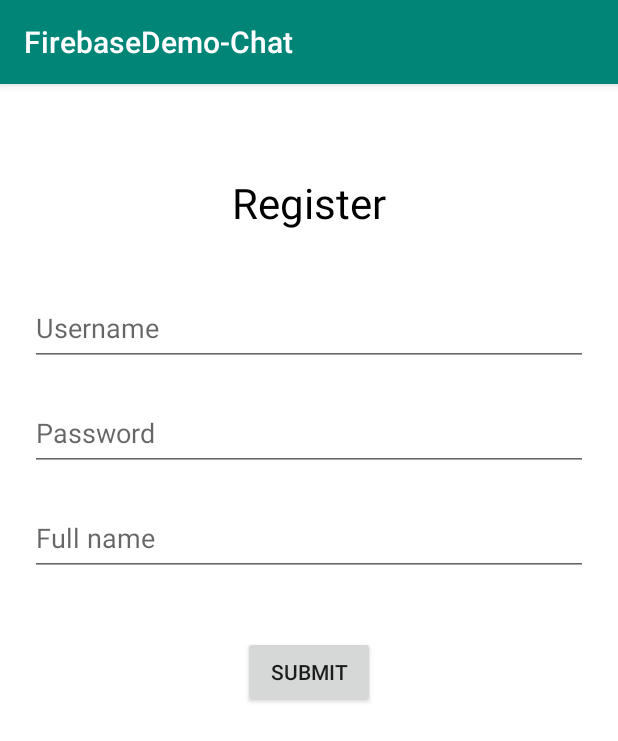
After one commit to pvnhat/FirebaseDemo, an Android app: the fragment RegisterFragment placed in its activity, on a phone screen of 412 x 824 dp. The commit adds this screen. Shown: the top 741 px of the screen. Run offline under Robolectric (Android 15) with nearby library versions, the phone set to English and light mode, and no system bars; our stand-ins replace Firebase (no records; nobody signed in at launch, a user with empty details on screens opened directly); libraries missing offline, so code that uses them is left out: com.facebook, com.facebook.login, com.firebase.ui; 3 statements that could not run were skipped.

Commit message:
Research Firebase Authentication

```diff
--- /dev/null
+++ b/app/src/main/java/com/vannhat/firebasedemo_chat/login/BaseLoginFragment.kt
@@ -0,0 +1,8 @@
+package com.vannhat.firebasedemo_chat.login
+
+import androidx.fragment.app.Fragment
+
+
+open class BaseLoginFragment : Fragment() {
+    fun getLogActivity() = requireActivity() as LoginRegisterActivity
+}
--- /dev/null
+++ b/app/src/main/java/com/vannhat/firebasedemo_chat/login/LoginFragment.kt
@@ -0,0 +1,194 @@
+package com.vannhat.firebasedemo_chat.login
+
+import android.app.Activity
+import android.content.Intent
+import android.os.Bundle
+import android.view.LayoutInflater
+import android.view.View
+import android.view.ViewGroup
+import com.facebook.AccessToken
+import com.facebook.CallbackManager
+import com.facebook.FacebookCallback
+import com.facebook.FacebookException
+import com.facebook.login.LoginResult
+import com.google.android.gms.auth.api.Auth
+import com.google.android.gms.auth.api.signin.GoogleSignIn
+import com.google.android.gms.auth.api.signin.GoogleSignInAccount
+import com.google.android.gms.auth.api.signin.GoogleSignInOptions
+import com.google.android.gms.common.api.ApiException
+import com.google.android.gms.common.api.GoogleApiClient
+import com.google.firebase.auth.FacebookAuthProvider
+import com.google.firebase.auth.GoogleAuthProvider
+import com.vannhat.firebasedemo_chat.MainActivity
+import com.vannhat.firebasedemo_chat.R
+import com.vannhat.firebasedemo_chat.createLog
+import com.vannhat.firebasedemo_chat.createToast
+import kotlinx.android.synthetic.main.fragment_login.*
+
+
+class LoginFragment : BaseLoginFragment() {
+
+    private var googleSignInClient: GoogleApiClient? = null
+    private var callbackManager = CallbackManager.Factory.create()
+
+    override fun onCreateView(
+        inflater: LayoutInflater, container: ViewGroup?,
+        savedInstanceState: Bundle?
+    ): View? {
+        return inflater.inflate(R.layout.fragment_login, container, false)
+    }
+
+    override fun onViewCreated(view: View, savedInstanceState: Bundle?) {
+        super.onViewCreated(view, savedInstanceState)
+        initGoogleLogIn()
+        initFacebookLogIn()
+        handleEvent()
+        checkLoggedIn()
+    }
+
+    private fun initFacebookLogIn() {
+        btn_facebook_login.setReadPermissions("email", "public_profile")
+        btn_facebook_login.registerCallback(callbackManager,
+            object : FacebookCallback<LoginResult> {
+                override fun onSuccess(result: LoginResult?) {
+                    result?.accessToken?.let { handleFacebookAccessToken(it) }
+                }
+
+                override fun onCancel() {
+                    createLog("Canceled")
+                }
+
+                override fun onError(error: FacebookException?) {
+                    createLog("Fail: " + error?.message)
+                }
+            })
+
+    }
+
+    private fun handleFacebookAccessToken(accessToken: AccessToken) {
+        val credential = FacebookAuthProvider.getCredential(accessToken.token)
+        getLogActivity().auth.signInWithCredential(credential)
+            .addOnCompleteListener { task ->
+                if (task.isSuccessful) {
+                    createToast(requireContext(), "Logged In with Facebook successful !")
+                    val user = getLogActivity().auth.currentUser
+                    startActivity(MainActivity.newInstance(requireContext(),
+                        "user : ${user?.displayName} , ${user?.email}",
+                        user?.photoUrl.toString()))
+                } else {
+                    createLog("Fail: " + task.exception?.message)
+                }
+            }
+    }
+
+    private fun initGoogleLogIn() {
+        val gso = GoogleSignInOptions.Builder(GoogleSignInOptions.DEFAULT_SIGN_IN)
+            .requestIdToken(
+                "946649962472-ukjtca0g373j9t66kd0iqv696ccdgns7.apps.googleusercontent.com")
+            .requestEmail()
+            .build()
+        googleSignInClient = GoogleApiClient.Builder(requireContext())
+            .enableAutoManage(requireActivity()) {
+                createLog("Connection failed !")
+            }
+            .addApi(Auth.GOOGLE_SIGN_IN_API, gso)
+            .build()
+    }
+
+    private fun checkLoggedIn() {
+        if (getLogActivity().auth.currentUser?.email == null)
+            return
+        else
+            startActivity(Intent(requireActivity(), MainActivity::class.java))
+    }
+
+    override fun onActivityResult(requestCode: Int, resultCode: Int, data: Intent?) {
+        super.onActivityResult(requestCode, resultCode, data)
+        if (requestCode == GOOGLE_SIGN_IN_RC && resultCode == Activity.RESULT_OK && data != null) {
+            val task = GoogleSignIn.getSignedInAccountFromIntent(data)
+            try {
+                // Google Sign In was successful, authenticate with Firebase
+                val account = task.getResult(ApiException::class.java)
+                firebaseAuthWithGoogle(account!!)
+            } catch (e: ApiException) {
+                createLog("Fail: " + e.message)
+            }
+        } else {
+            callbackManager.onActivityResult(requestCode, resultCode, data)
+        }
+    }
+
+    private fun firebaseAuthWithGoogle(account: GoogleSignInAccount) {
+
+        val credential = GoogleAuthProvider.getCredential(account.idToken, null)
+        getLogActivity().auth.signInWithCredential(credential)
+            .addOnCompleteListener { task ->
+                if (task.isSuccessful) {
+                    createToast(requireContext(), "Logged In with Google successful !")
+                    startActivity(MainActivity.newInstance(requireContext(),
+                        "user : ${account.displayName} , ${account.email}",
+                        account.photoUrl.toString()))
+                } else {
+                    createLog("Fail: " + task.exception?.message)
+                }
+            }
+    }
+
+    private fun handleEvent() {
+        tv_register.setOnClickListener {
+            (requireActivity() as LoginRegisterActivity).addFragment(
+                requireActivity().supportFragmentManager, RegisterFragment.newInstance(),
+                R.id.fl_container_full, true
+            )
+        }
+
+        btn_login.setOnClickListener {
+            logInSystem()
+        }
+
+        tv_forgot_pass.setOnClickListener {
+            sendPassResetMail()
+        }
+
+        sign_in_gg_button.setOnClickListener {
+            googleSignIn()
+        }
+    }
+
+    private fun googleSignIn() {
+        startActivityForResult(
+            Auth.GoogleSignInApi.getSignInIntent(googleSignInClient),
+            GOOGLE_SIGN_IN_RC
+        )
+    }
+
+    private fun sendPassResetMail() {
+        getLogActivity().auth.sendPasswordResetEmail(edt_username.text.trim().toString())
+            .addOnCompleteListener { task ->
+                if (task.isSuccessful) createToast(requireContext(), "Sent !")
+            }
+    }
+
+    private fun logInSystem() {
+        val username = edt_username.text.trim().toString()
+        val password = edt_password.text.trim().toString()
+        getLogActivity().auth.signInWithEmailAndPassword(username, password)
+            .addOnCompleteListener { task ->
+                if (task.isSuccessful)
+                    startActivity(Intent(getLogActivity(), MainActivity::class.java))
+                else
+                    task.exception?.message?.let { createToast(requireContext(), it) }
+
+                getLogActivity().auth.currentUser?.apply {
+                    createLog("email: $email, $username, $password, $displayName")
+                }
+            }
+
+    }
+
+    companion object {
+        private const val GOOGLE_SIGN_IN_RC = 96
+
+        fun newInstance() = LoginFragment()
+    }
+}
--- a/app/src/main/java/com/vannhat/firebasedemo_chat/login/LoginRegisterActivity.kt
+++ b/app/src/main/java/com/vannhat/firebasedemo_chat/login/LoginRegisterActivity.kt
@@ -1,13 +1,37 @@
 package com.vannhat.firebasedemo_chat.login
 
+import android.os.Bundle
 import androidx.appcompat.app.AppCompatActivity
-import android.os.Bundle
+import androidx.fragment.app.Fragment
+import androidx.fragment.app.FragmentManager
+import com.google.firebase.auth.FirebaseAuth
 import com.vannhat.firebasedemo_chat.R
 
 class LoginRegisterActivity : AppCompatActivity() {
 
+    val auth: FirebaseAuth = FirebaseAuth.getInstance()
+
     override fun onCreate(savedInstanceState: Bundle?) {
         super.onCreate(savedInstanceState)
         setContentView(R.layout.activity_login_register)
+
+        val loginFrag = LoginFragment.newInstance()
+        addFragment(supportFragmentManager, loginFrag, R.id.fl_container_full)
     }
+
+    fun addFragment(fragmentManager: FragmentManager,
+        fragment: Fragment, frameId: Int, addToBackStack: Boolean = false, tag: String? = null,
+        bundle: Bundle? = null, haveAnimation: Boolean = false) {
+        val transaction = fragmentManager.beginTransaction()
+        if (haveAnimation)
+            transaction.setCustomAnimations(R.anim.slide_bottom_up, R.anim.slide_top_down,
+                R.anim.slide_bottom_up, R.anim.slide_top_down)
+        if (fragment.arguments == null) {
+            fragment.arguments = bundle
+        }
+        transaction.add(frameId, fragment, tag)
+        if (addToBackStack) transaction.addToBackStack(null)
+        transaction.commit()
+    }
+
 }
--- /dev/null
+++ b/app/src/main/java/com/vannhat/firebasedemo_chat/login/RegisterFragment.kt
@@ -0,0 +1,59 @@
+package com.vannhat.firebasedemo_chat.login
+
+import android.net.Uri
+import android.os.Bundle
+import android.view.LayoutInflater
+import android.view.View
+import android.view.ViewGroup
+import com.firebase.ui.auth.AuthUI
+import com.google.firebase.auth.UserProfileChangeRequest
+import com.vannhat.firebasedemo_chat.R
+import com.vannhat.firebasedemo_chat.createToast
+import kotlinx.android.synthetic.main.fragment_register.*
+
+
+class RegisterFragment : BaseLoginFragment() {
+    override fun onCreateView(inflater: LayoutInflater, container: ViewGroup?,
+        savedInstanceState: Bundle?): View? {
+        return inflater.inflate(R.layout.fragment_register, container, false)
+    }
+
+    override fun onViewCreated(view: View, savedInstanceState: Bundle?) {
+        super.onViewCreated(view, savedInstanceState)
+        handleEvent()
+    }
+
+    private fun handleEvent() {
+        btn_register.setOnClickListener {
+            register()
+        }
+    }
+
+    private fun register() {
+        val username = edt_username.text.trim().toString()
+        val password = edt_password.text.trim().toString()
+        getLogActivity().auth.createUserWithEmailAndPassword(username, password)
+            .addOnCompleteListener { task ->
+                if (task.isSuccessful) {
+                    createToast(requireContext(), "Registered successful !!!")
+                    updateProfile()
+                } else {
+                    task.exception?.localizedMessage?.let { createToast(requireContext(), it) }
+                }
+                AuthUI.getInstance().signOut(requireContext())
+            }
+    }
+
+    private fun updateProfile() {
+        val profileUpdates = UserProfileChangeRequest.Builder()
+            .setDisplayName("Nhat nhen")
+            .setPhotoUri(Uri.parse(
+                "http://images.phunucuocsong.vn/assets/catalog/2018-10/07/ngan/2018-10-07-1538916657-0.jpg"))
+            .build()
+        getLogActivity().auth.currentUser?.updateProfile(profileUpdates)
+    }
+
+    companion object {
+        fun newInstance() = RegisterFragment()
+    }
+}
--- a/app/src/main/res/layout/activity_login_register.xml
+++ b/app/src/main/res/layout/activity_login_register.xml
@@ -1,11 +1,15 @@
 <?xml version="1.0" encoding="utf-8"?>
-<androidx.constraintlayout.widget.ConstraintLayout
-        xmlns:android="http://schemas.android.com/apk/res/android"
-        xmlns:tools="http://schemas.android.com/tools"
+<LinearLayout
+    xmlns:android="http://schemas.android.com/apk/res/android"
+    xmlns:tools="http://schemas.android.com/tools"
+    android:layout_width="match_parent"
+    android:layout_height="match_parent"
+    tools:context="com.vannhat.firebasedemo_chat.login.LoginRegisterActivity"
+    >
+
+    <FrameLayout
+        android:id="@+id/fl_container_full"
         android:layout_width="match_parent"
         android:layout_height="match_parent"
-        tools:context="com.vannhat.firebasedemo_chat.login.LoginRegisterActivity"
->
-
-
-</androidx.constraintlayout.widget.ConstraintLayout>
+        />
+</LinearLayout>
--- /dev/null
+++ b/app/src/main/res/layout/fragment_register.xml
@@ -0,0 +1,72 @@
+<?xml version="1.0" encoding="utf-8"?>
+<androidx.constraintlayout.widget.ConstraintLayout xmlns:android="http://schemas.android.com/apk/res/android"
+    xmlns:app="http://schemas.android.com/apk/res-auto"
+    android:layout_width="match_parent"
+    android:layout_height="match_parent"
+    android:background="@color/color_white"
+    android:clickable="true"
+    android:focusable="true"
+    >
+
+    <TextView
+        android:id="@+id/tv_title"
+        android:layout_width="wrap_content"
+        android:layout_height="wrap_content"
+        android:layout_marginTop="60dp"
+        android:text="@string/register"
+        android:textColor="#000000"
+        android:textSize="@dimen/sp_28"
+        app:layout_constraintLeft_toLeftOf="parent"
+        app:layout_constraintRight_toRightOf="parent"
+        app:layout_constraintTop_toTopOf="parent"
+        />
+
+    <EditText
+        android:id="@+id/edt_username"
+        android:layout_width="match_parent"
+        android:layout_height="@dimen/dp_50"
+        android:layout_marginEnd="@dimen/dp_20"
+        android:layout_marginStart="@dimen/dp_20"
+        android:layout_marginTop="@dimen/dp_40"
+        android:hint="@string/username"
+        app:layout_constraintEnd_toEndOf="parent"
+        app:layout_constraintStart_toStartOf="parent"
+        app:layout_constraintTop_toBottomOf="@+id/tv_title"
+
+        />
+
+    <EditText
+        android:id="@+id/edt_password"
+        android:layout_width="match_parent"
+        android:layout_height="@dimen/dp_50"
+        android:layout_margin="@dimen/dp_20"
+        android:hint="@string/password"
+        android:inputType="textPassword"
+        app:layout_constraintEnd_toEndOf="parent"
+        app:layout_constraintStart_toStartOf="parent"
+        app:layout_constraintTop_toBottomOf="@+id/edt_username"
+        />
+
+    <EditText
+        android:id="@+id/edt_name"
+        android:layout_width="match_parent"
+        android:layout_height="@dimen/dp_50"
+        android:layout_margin="@dimen/dp_20"
+        android:hint="@string/full_name"
+        app:layout_constraintEnd_toEndOf="parent"
+        app:layout_constraintStart_toStartOf="parent"
+        app:layout_constraintTop_toBottomOf="@+id/edt_password"
+        />
+
+    <Button
+        android:id="@+id/btn_register"
+        android:layout_width="wrap_content"
+        android:layout_height="wrap_content"
+        android:layout_marginTop="@dimen/dp_40"
+        android:text="@string/submit"
+        app:layout_constraintEnd_toEndOf="parent"
+        app:layout_constraintStart_toStartOf="parent"
+        app:layout_constraintTop_toBottomOf="@+id/edt_name"
+        />
+
+</androidx.constraintlayout.widget.ConstraintLayout>
--- a/app/src/main/res/values/colors.xml
+++ b/app/src/main/res/values/colors.xml
@@ -4,4 +4,6 @@
     <color name="colorPrimaryDark">#00574B</color>
     <color name="colorAccent">#D81B60</color>
     <color name="color_gray">#D8D8D8</color>
+    <color name="color_white">#ffff</color>
+    <color name="color_orange">#FF6F00</color>
 </resources>
--- a/app/src/main/res/values/dimens.xml
+++ b/app/src/main/res/values/dimens.xml
@@ -5,4 +5,7 @@
     <dimen name="dp_20">20dp</dimen>
     <dimen name="dp_150">150dp</dimen>
     <dimen name="dp_120">120dp</dimen>
+    <dimen name="dp_50">50dp</dimen>
+    <dimen name="sp_28">28sp</dimen>
+    <dimen name="dp_40">40dp</dimen>
 </resources>
--- a/app/src/main/res/values/strings.xml
+++ b/app/src/main/res/values/strings.xml
@@ -12,4 +12,16 @@
     <string name="pause">Pause</string>
     <string name="resume">Resume</string>
     <string name="cancel">Cancel</string>
+
+    <!-- Facebook application ID and custom URL scheme (app ID prefixed by 'fb'). -->
+    <string name="facebook_application_id" translatable="false">407610923300051</string>
+    <string name="facebook_login_protocol_scheme" translatable="false">fb407610923300051</string>
+    <string name="register">Register</string>
+    <string name="username">Username</string>
+    <string name="password">Password</string>
+    <string name="full_name">Full name</string>
+    <string name="submit">Submit</string>
+    <string name="login">Login</string>
+    <string name="sign_out">Sign out</string>
+    <string name="forgot_password">Forgot password</string>
 </resources>
--- a/build.gradle
+++ b/build.gradle
@@ -22,6 +22,7 @@ allprojects {
     repositories {
         google()
         jcenter()
+        mavenCentral()
 
     }
 }
```
Also changed, not shown: app/build.gradle (+9 -5 lines), app/src/main/AndroidManifest.xml (+6 -8 lines), app/src/main/java/com/vannhat/firebasedemo_chat/MainActivity.kt (+30 -0 lines), app/src/main/res/anim/no_change.xml (added, +7 -0 lines), app/src/main/res/anim/rotated_avatar_dics.xml (added, +13 -0 lines), app/src/main/res/anim/slide_bottom_up.xml (added, +13 -0 lines), app/src/main/res/anim/slide_top_down.xml (added, +13 -0 lines), app/src/main/res/layout/activity_main.xml (+29 -0 lines), app/src/main/res/layout/fragment_login.xml (added, +104 -0 lines), 1 other file.
